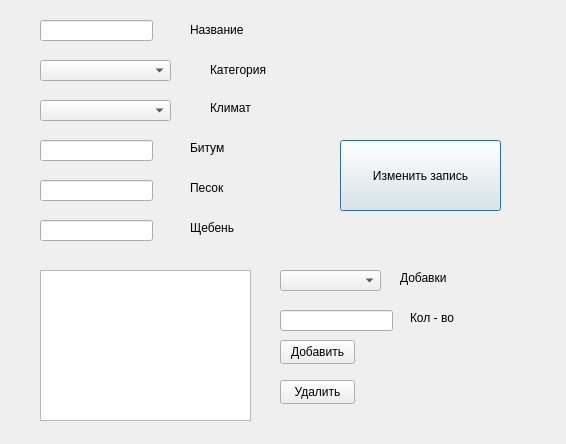
This is dlg_cng_asph.ui in onel6un/asphprod as Qt 5 draws it before an edit. The edited form follows.
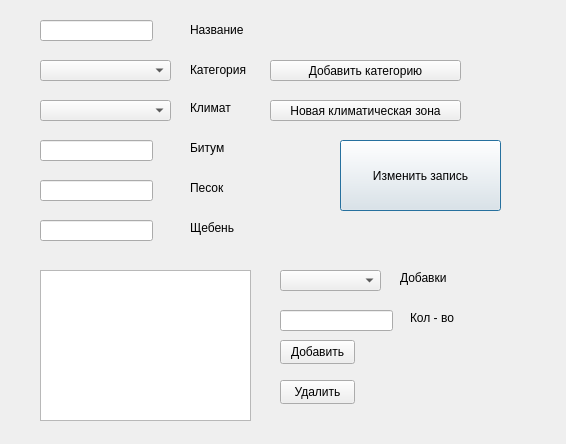
This is the edited form.

Commit message: compelte dialog for change asph

```diff
--- a/dlg_cng_asph.ui
+++ b/dlg_cng_asph.ui
@@ -144,7 +144,7 @@
   <widget class="QLabel" name="label">
    <property name="geometry">
     <rect>
-     <x>210</x>
+     <x>190</x>
      <y>60</y>
      <width>61</width>
      <height>20</height>
@@ -190,7 +190,7 @@
   <widget class="QLabel" name="label_2">
    <property name="geometry">
     <rect>
-     <x>210</x>
+     <x>190</x>
      <y>100</y>
      <width>48</width>
      <height>16</height>
@@ -246,6 +246,32 @@
     <string>Песок</string>
    </property>
   </widget>
+  <widget class="QPushButton" name="bntAddClm">
+   <property name="geometry">
+    <rect>
+     <x>270</x>
+     <y>100</y>
+     <width>191</width>
+     <height>21</height>
+    </rect>
+   </property>
+   <property name="text">
+    <string>Новая климатическая зона</string>
+   </property>
+  </widget>
+  <widget class="QPushButton" name="btnAddCtg">
+   <property name="geometry">
+    <rect>
+     <x>270</x>
+     <y>60</y>
+     <width>191</width>
+     <height>21</height>
+    </rect>
+   </property>
+   <property name="text">
+    <string>Добавить категорию</string>
+   </property>
+  </widget>
  </widget>
  <resources/>
  <connections/>
```
The commit also changes 9 other files.
